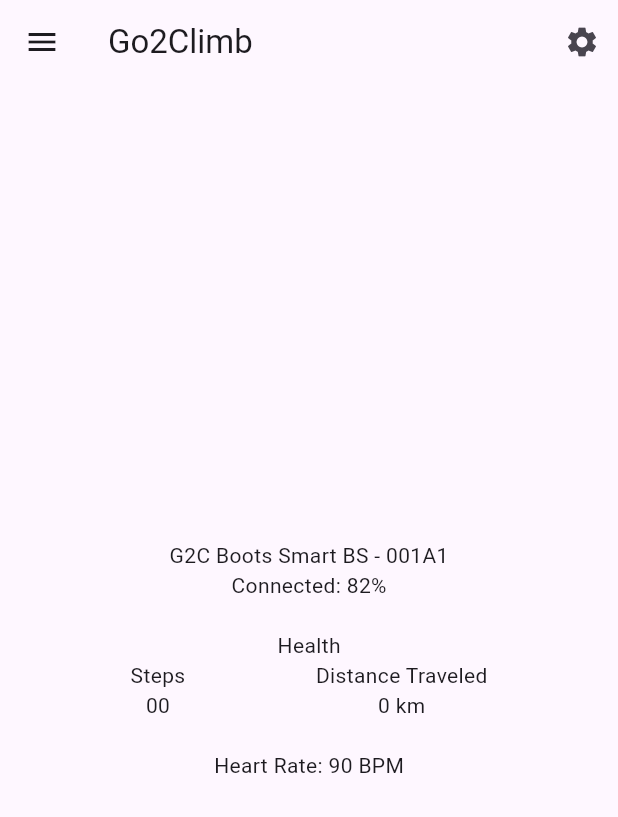
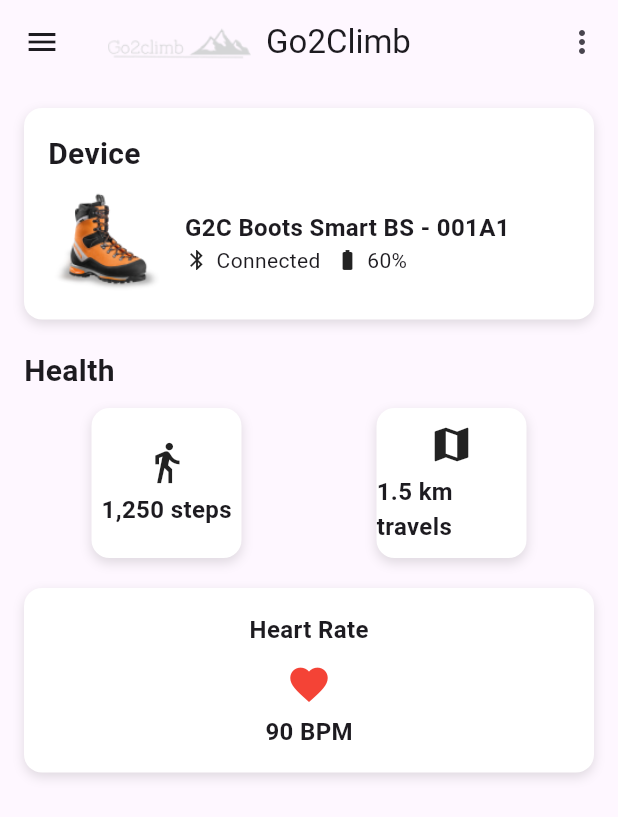
Before and after one commit to Xtreme-Arqui/mobile, a Flutter app: the screen it shows after launch, on a phone screen of 412 x 824 dp. Shown: the top 817 px of the screen. Run offline on Flutter 3.47's test engine with Material 3 defaults, Android fonts, the phone set to English and light mode, and no system bars.

Commit message:
add: images

```diff
--- a/go2climb_app/lib/main.dart
+++ b/go2climb_app/lib/main.dart
@@ -29,49 +29,209 @@
   Widget build(BuildContext context) {
     return Scaffold(
       appBar: AppBar(
-        title: Text('Go2Climb'),
+        title: Row(
+          children: [
+            Image.asset(
+              'lib/assets/logo.png',
+              height: 30,
+            ),
+            SizedBox(width: 10),
+            Text('Go2Climb'),
+          ],
+        ),
         actions: [
           IconButton(
-            icon: Icon(Icons.settings),
+            icon: Icon(Icons.more_vert),
             onPressed: () {
-              Navigator.pushNamed(context, '/settings');
+// More options action
             },
           ),
         ],
       ),
-      body: Center(
+      body: SingleChildScrollView(
+        padding: EdgeInsets.all(16.0),
         child: Column(
-          mainAxisAlignment: MainAxisAlignment.center,
+          crossAxisAlignment: CrossAxisAlignment.start,
           children: [
-            Text('G2C Boots Smart BS - 001A1'),
-            Text('Connected: 82%'),
+// Device Section
+            Container(
+              padding: EdgeInsets.all(16.0),
+              decoration: BoxDecoration(
+                color: Colors.white,
+                borderRadius: BorderRadius.circular(12.0),
+                boxShadow: [
+                  BoxShadow(
+                    color: Colors.black12,
+                    blurRadius: 6.0,
+                    offset: Offset(0, 3),
+                  ),
+                ],
+              ),
+              child: Column(
+                crossAxisAlignment: CrossAxisAlignment.start,
+                children: [
+                  Text(
+                    'Device',
+                    style: TextStyle(
+                      fontSize: 20.0,
+                      fontWeight: FontWeight.bold,
+                    ),
+                  ),
+                  SizedBox(height: 10),
+                  Row(
+                    children: [
+                      Image.asset(
+                        'lib/assets/boots.png',
+                        height: 70,
+                      ),
+                      SizedBox(width: 16.0),
+                      Column(
+                        crossAxisAlignment: CrossAxisAlignment.start,
+                        children: [
+                          Text(
+                            'G2C Boots Smart BS - 001A1',
+                            style: TextStyle(
+                              fontSize: 16.0,
+                              fontWeight: FontWeight.bold,
+                            ),
+                          ),
+                          Row(
+                            children: [
+                              Icon(Icons.bluetooth, size: 16),
+                              SizedBox(width: 5),
+                              Text('Connected'),
+                              SizedBox(width: 10),
+                              Icon(Icons.battery_full, size: 16),
+                              SizedBox(width: 5),
+                              Text('60%'),
+                            ],
+                          ),
+                        ],
+                      ),
+                    ],
+                  ),
+                ],
+              ),
+            ),
             SizedBox(height: 20),
-            Text('Health'),
+// Health Section
+            Text(
+              'Health',
+              style: TextStyle(
+                fontSize: 20.0,
+                fontWeight: FontWeight.bold,
+              ),
+            ),
+            SizedBox(height: 10),
             Row(
-              mainAxisAlignment: MainAxisAlignment.spaceEvenly,
+              mainAxisAlignment: MainAxisAlignment.spaceAround,
               children: [
-                Column(
-                  children: [
-                    Text('Steps'),
-                    Text('00'),
-                  ],
+// Steps Card
+                Container(
+                  width: 100,
+                  height: 100,
+                  decoration: BoxDecoration(
+                    color: Colors.white,
+                    borderRadius: BorderRadius.circular(12.0),
+                    boxShadow: [
+                      BoxShadow(
+                        color: Colors.black12,
+                        blurRadius: 6.0,
+                        offset: Offset(0, 3),
+                      ),
+                    ],
+                  ),
+                  child: Column(
+                    mainAxisAlignment: MainAxisAlignment.center,
+                    children: [
+                      Icon(Icons.directions_walk, size: 30),
+                      SizedBox(height: 5),
+                      Text(
+                        '1,250 steps',
+                        style: TextStyle(
+                          fontSize: 16.0,
+                          fontWeight: FontWeight.bold,
+                        ),
+                      ),
+                    ],
+                  ),
                 ),
-                Column(
-                  children: [
-                    Text('Distance Traveled'),
-                    Text('0 km'),
-                  ],
+// Distance Traveled Card
+                Container(
+                  width: 100,
+                  height: 100,
+                  decoration: BoxDecoration(
+                    color: Colors.white,
+                    borderRadius: BorderRadius.circular(12.0),
+                    boxShadow: [
+                      BoxShadow(
+                        color: Colors.black12,
+                        blurRadius: 6.0,
+                        offset: Offset(0, 3),
+                      ),
+                    ],
+                  ),
+                  child: Column(
+                    mainAxisAlignment: MainAxisAlignment.center,
+                    children: [
+                      Icon(Icons.map, size: 30),
+                      SizedBox(height: 5),
+                      Text(
+                        '1.5 km travels',
+                        style: TextStyle(
+                          fontSize: 16.0,
+                          fontWeight: FontWeight.bold,
+                        ),
+                      ),
+                    ],
+                  ),
                 ),
               ],
             ),
             SizedBox(height: 20),
-            Text('Heart Rate: 90 BPM'),
+// Heart Rate Card
+            Container(
+              width: double.infinity,
+              padding: EdgeInsets.all(16.0),
+              decoration: BoxDecoration(
+                color: Colors.white,
+                borderRadius: BorderRadius.circular(12.0),
+                boxShadow: [
+                  BoxShadow(
+                    color: Colors.black12,
+                    blurRadius: 6.0,
+                    offset: Offset(0, 3),
+                  ),
+                ],
+              ),
+              child: Column(
+                children: [
+                  Text(
+                    'Heart Rate',
+                    style: TextStyle(
+                      fontSize: 16.0,
+                      fontWeight: FontWeight.bold,
+                    ),
+                  ),
+                  SizedBox(height: 10),
+                  Icon(Icons.favorite, size: 30, color: Colors.red),
+                  SizedBox(height: 5),
+                  Text(
+                    '90 BPM',
+                    style: TextStyle(
+                      fontSize: 16.0,
+                      fontWeight: FontWeight.bold,
+                    ),
+                  ),
+                ],
+              ),
+            ),
           ],
         ),
       ),
       drawer: Drawer(
         child: ListView(
-          children: <Widget>[
+          children: [
             DrawerHeader(
               child: Text('Settings'),
               decoration: BoxDecoration(
```
Also changed, not shown: go2climb_app/pubspec.yaml (+3 -4 lines), go2climb_app/lib/assets/boots.png (added), go2climb_app/lib/assets/logo.png (added).
